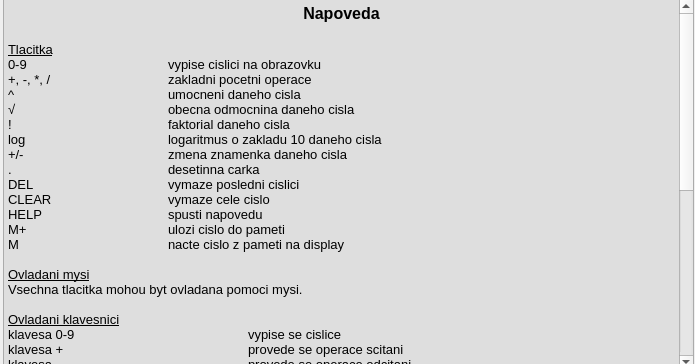
Above: src/gui/helpwindow.ui from hungdojan/IVS_Kalkulacka before the change. Below: the same form after it.
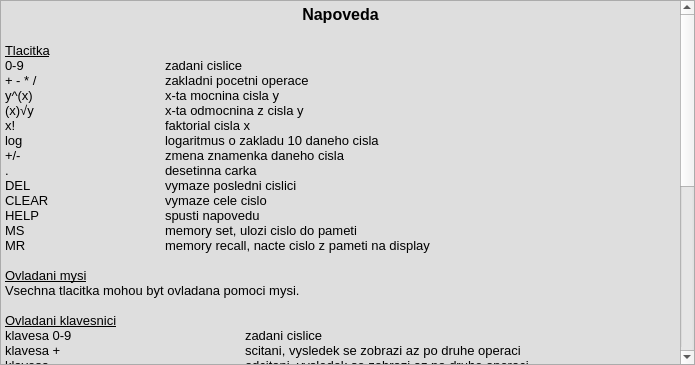
That is the form after the change.

Commit message: Completing final version of UI, including helpwindow

Patch:
```diff
--- a/src/gui/helpwindow.ui
+++ b/src/gui/helpwindow.ui
@@ -7,21 +7,57 @@
     <x>0</x>
     <y>0</y>
     <width>695</width>
-    <height>364</height>
+    <height>365</height>
    </rect>
   </property>
+  <property name="sizePolicy">
+   <sizepolicy hsizetype="Fixed" vsizetype="Fixed">
+    <horstretch>0</horstretch>
+    <verstretch>0</verstretch>
+   </sizepolicy>
+  </property>
+  <property name="minimumSize">
+   <size>
+    <width>695</width>
+    <height>365</height>
+   </size>
+  </property>
+  <property name="maximumSize">
+   <size>
+    <width>695</width>
+    <height>365</height>
+   </size>
+  </property>
   <property name="windowTitle">
    <string>Form</string>
   </property>
   <widget class="QTextEdit" name="textEdit">
    <property name="geometry">
     <rect>
-     <x>3</x>
-     <y>-1</y>
-     <width>691</width>
-     <height>371</height>
+     <x>0</x>
+     <y>0</y>
+     <width>695</width>
+     <height>365</height>
     </rect>
    </property>
+   <property name="sizePolicy">
+    <sizepolicy hsizetype="Fixed" vsizetype="Fixed">
+     <horstretch>0</horstretch>
+     <verstretch>0</verstretch>
+    </sizepolicy>
+   </property>
+   <property name="minimumSize">
+    <size>
+     <width>695</width>
+     <height>365</height>
+    </size>
+   </property>
+   <property name="maximumSize">
+    <size>
+     <width>695</width>
+     <height>365</height>
+    </size>
+   </property>
    <property name="palette">
     <palette>
      <active>
@@ -151,29 +187,29 @@
 &lt;p align=&quot;center&quot; style=&quot; margin-top:0px; margin-bottom:0px; margin-left:0px; margin-right:0px; -qt-block-indent:0; text-indent:0px;&quot;&gt;&lt;span style=&quot; font-size:12pt; font-weight:600;&quot;&gt;Napoveda&lt;/span&gt;&lt;/p&gt;
 &lt;p align=&quot;center&quot; style=&quot;-qt-paragraph-type:empty; margin-top:0px; margin-bottom:0px; margin-left:0px; margin-right:0px; -qt-block-indent:0; text-indent:0px; font-size:12pt; font-weight:600;&quot;&gt;&lt;br /&gt;&lt;/p&gt;
 &lt;p style=&quot; margin-top:0px; margin-bottom:0px; margin-left:0px; margin-right:0px; -qt-block-indent:0; text-indent:0px;&quot;&gt;&lt;span style=&quot; font-size:10pt; text-decoration: underline;&quot;&gt;Tlacitka&lt;/span&gt;&lt;/p&gt;
-&lt;p style=&quot; margin-top:0px; margin-bottom:0px; margin-left:0px; margin-right:0px; -qt-block-indent:0; text-indent:0px;&quot;&gt;&lt;span style=&quot; font-size:10pt;&quot;&gt;0-9		vypise cislici na obrazovku&lt;/span&gt;&lt;/p&gt;
-&lt;p style=&quot; margin-top:0px; margin-bottom:0px; margin-left:0px; margin-right:0px; -qt-block-indent:0; text-indent:0px;&quot;&gt;&lt;span style=&quot; font-size:10pt;&quot;&gt;+, -, *, /		zakladni pocetni operace&lt;/span&gt;&lt;/p&gt;
-&lt;p style=&quot; margin-top:0px; margin-bottom:0px; margin-left:0px; margin-right:0px; -qt-block-indent:0; text-indent:0px;&quot;&gt;&lt;span style=&quot; font-size:10pt;&quot;&gt;^		umocneni daneho cisla &lt;/span&gt;&lt;/p&gt;
-&lt;p style=&quot; margin-top:0px; margin-bottom:0px; margin-left:0px; margin-right:0px; -qt-block-indent:0; text-indent:0px;&quot;&gt;&lt;span style=&quot; font-size:10pt;&quot;&gt;√		obecna odmocnina daneho cisla&lt;/span&gt;&lt;/p&gt;
-&lt;p style=&quot; margin-top:0px; margin-bottom:0px; margin-left:0px; margin-right:0px; -qt-block-indent:0; text-indent:0px;&quot;&gt;&lt;span style=&quot; font-size:10pt;&quot;&gt;!		faktorial daneho cisla&lt;/span&gt;&lt;/p&gt;
+&lt;p style=&quot; margin-top:0px; margin-bottom:0px; margin-left:0px; margin-right:0px; -qt-block-indent:0; text-indent:0px;&quot;&gt;&lt;span style=&quot; font-size:10pt;&quot;&gt;0-9		zadani cislice&lt;/span&gt;&lt;/p&gt;
+&lt;p style=&quot; margin-top:0px; margin-bottom:0px; margin-left:0px; margin-right:0px; -qt-block-indent:0; text-indent:0px;&quot;&gt;&lt;span style=&quot; font-size:10pt;&quot;&gt;+ - * /		zakladni pocetni operace&lt;/span&gt;&lt;/p&gt;
+&lt;p style=&quot; margin-top:0px; margin-bottom:0px; margin-left:0px; margin-right:0px; -qt-block-indent:0; text-indent:0px;&quot;&gt;&lt;span style=&quot; font-size:10pt;&quot;&gt;y^(x)		x-ta mocnina cisla y&lt;/span&gt;&lt;/p&gt;
+&lt;p style=&quot; margin-top:0px; margin-bottom:0px; margin-left:0px; margin-right:0px; -qt-block-indent:0; text-indent:0px;&quot;&gt;&lt;span style=&quot; font-size:10pt;&quot;&gt;(x)√y		x-ta odmocnina z cisla y&lt;/span&gt;&lt;/p&gt;
+&lt;p style=&quot; margin-top:0px; margin-bottom:0px; margin-left:0px; margin-right:0px; -qt-block-indent:0; text-indent:0px;&quot;&gt;&lt;span style=&quot; font-size:10pt;&quot;&gt;x!		faktorial cisla x&lt;/span&gt;&lt;/p&gt;
 &lt;p style=&quot; margin-top:0px; margin-bottom:0px; margin-left:0px; margin-right:0px; -qt-block-indent:0; text-indent:0px;&quot;&gt;&lt;span style=&quot; font-size:10pt;&quot;&gt;log		logaritmus o zakladu 10 daneho cisla&lt;/span&gt;&lt;/p&gt;
 &lt;p style=&quot; margin-top:0px; margin-bottom:0px; margin-left:0px; margin-right:0px; -qt-block-indent:0; text-indent:0px;&quot;&gt;&lt;span style=&quot; font-size:10pt;&quot;&gt;+/-		zmena znamenka daneho cisla&lt;/span&gt;&lt;/p&gt;
 &lt;p style=&quot; margin-top:0px; margin-bottom:0px; margin-left:0px; margin-right:0px; -qt-block-indent:0; text-indent:0px;&quot;&gt;&lt;span style=&quot; font-size:10pt;&quot;&gt;.		desetinna carka&lt;/span&gt;&lt;/p&gt;
 &lt;p style=&quot; margin-top:0px; margin-bottom:0px; margin-left:0px; margin-right:0px; -qt-block-indent:0; text-indent:0px;&quot;&gt;&lt;span style=&quot; font-size:10pt;&quot;&gt;DEL		vymaze posledni cislici&lt;/span&gt;&lt;/p&gt;
 &lt;p style=&quot; margin-top:0px; margin-bottom:0px; margin-left:0px; margin-right:0px; -qt-block-indent:0; text-indent:0px;&quot;&gt;&lt;span style=&quot; font-size:10pt;&quot;&gt;CLEAR		vymaze cele cislo&lt;/span&gt;&lt;/p&gt;
 &lt;p style=&quot; margin-top:0px; margin-bottom:0px; margin-left:0px; margin-right:0px; -qt-block-indent:0; text-indent:0px;&quot;&gt;&lt;span style=&quot; font-size:10pt;&quot;&gt;HELP		spusti napovedu&lt;/span&gt;&lt;/p&gt;
-&lt;p style=&quot; margin-top:0px; margin-bottom:0px; margin-left:0px; margin-right:0px; -qt-block-indent:0; text-indent:0px;&quot;&gt;&lt;span style=&quot; font-size:10pt;&quot;&gt;M+		ulozi cislo do pameti&lt;/span&gt;&lt;/p&gt;
-&lt;p style=&quot; margin-top:0px; margin-bottom:0px; margin-left:0px; margin-right:0px; -qt-block-indent:0; text-indent:0px;&quot;&gt;&lt;span style=&quot; font-size:10pt;&quot;&gt;M		nacte cislo z pameti na display&lt;/span&gt;&lt;/p&gt;
+&lt;p style=&quot; margin-top:0px; margin-bottom:0px; margin-left:0px; margin-right:0px; -qt-block-indent:0; text-indent:0px;&quot;&gt;&lt;span style=&quot; font-size:10pt;&quot;&gt;MS		memory set, ulozi cislo do pameti&lt;/span&gt;&lt;/p&gt;
+&lt;p style=&quot; margin-top:0px; margin-bottom:0px; margin-left:0px; margin-right:0px; -qt-block-indent:0; text-indent:0px;&quot;&gt;&lt;span style=&quot; font-size:10pt;&quot;&gt;MR		memory recall, nacte cislo z pameti na display&lt;/span&gt;&lt;/p&gt;
 &lt;p style=&quot;-qt-paragraph-type:empty; margin-top:0px; margin-bottom:0px; margin-left:0px; margin-right:0px; -qt-block-indent:0; text-indent:0px; font-size:10pt;&quot;&gt;&lt;br /&gt;&lt;/p&gt;
 &lt;p style=&quot; margin-top:0px; margin-bottom:0px; margin-left:0px; margin-right:0px; -qt-block-indent:0; text-indent:0px;&quot;&gt;&lt;span style=&quot; font-size:10pt; text-decoration: underline;&quot;&gt;Ovladani mysi&lt;/span&gt;&lt;/p&gt;
 &lt;p style=&quot; margin-top:0px; margin-bottom:0px; margin-left:0px; margin-right:0px; -qt-block-indent:0; text-indent:0px;&quot;&gt;&lt;span style=&quot; font-size:10pt;&quot;&gt;Vsechna tlacitka mohou byt ovladana pomoci mysi.&lt;/span&gt;&lt;/p&gt;
 &lt;p style=&quot;-qt-paragraph-type:empty; margin-top:0px; margin-bottom:0px; margin-left:0px; margin-right:0px; -qt-block-indent:0; text-indent:0px; font-size:10pt;&quot;&gt;&lt;br /&gt;&lt;/p&gt;
 &lt;p style=&quot; margin-top:0px; margin-bottom:0px; margin-left:0px; margin-right:0px; -qt-block-indent:0; text-indent:0px;&quot;&gt;&lt;span style=&quot; font-size:10pt; text-decoration: underline;&quot;&gt;Ovladani klavesnici&lt;/span&gt;&lt;/p&gt;
-&lt;p style=&quot; margin-top:0px; margin-bottom:0px; margin-left:0px; margin-right:0px; -qt-block-indent:0; text-indent:0px;&quot;&gt;&lt;span style=&quot; font-size:10pt;&quot;&gt;klavesa 0-9			vypise se cislice&lt;/span&gt;&lt;/p&gt;
-&lt;p style=&quot; margin-top:0px; margin-bottom:0px; margin-left:0px; margin-right:0px; -qt-block-indent:0; text-indent:0px;&quot;&gt;&lt;span style=&quot; font-size:10pt;&quot;&gt;klavesa +			provede se operace scitani&lt;/span&gt;&lt;/p&gt;
-&lt;p style=&quot; margin-top:0px; margin-bottom:0px; margin-left:0px; margin-right:0px; -qt-block-indent:0; text-indent:0px;&quot;&gt;&lt;span style=&quot; font-size:10pt;&quot;&gt;klavesa -			provede se operace odcitani&lt;/span&gt;&lt;/p&gt;
-&lt;p style=&quot; margin-top:0px; margin-bottom:0px; margin-left:0px; margin-right:0px; -qt-block-indent:0; text-indent:0px;&quot;&gt;&lt;span style=&quot; font-size:10pt;&quot;&gt;klavesa * nebo ×		provede se operace nasobeni&lt;/span&gt;&lt;/p&gt;
-&lt;p style=&quot; margin-top:0px; margin-bottom:0px; margin-left:0px; margin-right:0px; -qt-block-indent:0; text-indent:0px;&quot;&gt;&lt;span style=&quot; font-size:10pt;&quot;&gt;klavesa / nebo ÷		provede se operace deleni&lt;/span&gt;&lt;/p&gt;
+&lt;p style=&quot; margin-top:0px; margin-bottom:0px; margin-left:0px; margin-right:0px; -qt-block-indent:0; text-indent:0px;&quot;&gt;&lt;span style=&quot; font-size:10pt;&quot;&gt;klavesa 0-9			zadani cislice&lt;/span&gt;&lt;/p&gt;
+&lt;p style=&quot; margin-top:0px; margin-bottom:0px; margin-left:0px; margin-right:0px; -qt-block-indent:0; text-indent:0px;&quot;&gt;&lt;span style=&quot; font-size:10pt;&quot;&gt;klavesa +			scitani, vysledek se zobrazi az po druhe operaci&lt;/span&gt;&lt;/p&gt;
+&lt;p style=&quot; margin-top:0px; margin-bottom:0px; margin-left:0px; margin-right:0px; -qt-block-indent:0; text-indent:0px;&quot;&gt;&lt;span style=&quot; font-size:10pt;&quot;&gt;klavesa -			odcitani, vysledek se zobrazi az po druhe operaci&lt;/span&gt;&lt;/p&gt;
+&lt;p style=&quot; margin-top:0px; margin-bottom:0px; margin-left:0px; margin-right:0px; -qt-block-indent:0; text-indent:0px;&quot;&gt;&lt;span style=&quot; font-size:10pt;&quot;&gt;klavesa * nebo ×		nasobeni, vysledek se zobrazi az po druhe operaci&lt;/span&gt;&lt;/p&gt;
+&lt;p style=&quot; margin-top:0px; margin-bottom:0px; margin-left:0px; margin-right:0px; -qt-block-indent:0; text-indent:0px;&quot;&gt;&lt;span style=&quot; font-size:10pt;&quot;&gt;klavesa / nebo ÷		deleni, vysledek se zobrazi az po druhe operaci&lt;/span&gt;&lt;/p&gt;
 &lt;p style=&quot; margin-top:0px; margin-bottom:0px; margin-left:0px; margin-right:0px; -qt-block-indent:0; text-indent:0px;&quot;&gt;&lt;span style=&quot; font-size:10pt;&quot;&gt;klavesa = nebo ↵ nebo &amp;quot;enter&amp;quot;	provede se vypocet&lt;/span&gt;&lt;/p&gt;
 &lt;p style=&quot; margin-top:0px; margin-bottom:0px; margin-left:0px; margin-right:0px; -qt-block-indent:0; text-indent:0px;&quot;&gt;&lt;span style=&quot; font-size:10pt;&quot;&gt;klavesa ← nebo &amp;quot;backspace&amp;quot;	vymaze se posledni cislice&lt;/span&gt;&lt;/p&gt;
 &lt;p style=&quot; margin-top:0px; margin-bottom:0px; margin-left:0px; margin-right:0px; -qt-block-indent:0; text-indent:0px;&quot;&gt;&lt;span style=&quot; font-size:10pt;&quot;&gt;klavesa ⌦ nebo &amp;quot;delete&amp;quot;	vymaze se cele cislo&lt;/span&gt;&lt;/p&gt;
@@ -188,11 +224,11 @@
 &lt;p style=&quot;-qt-paragraph-type:empty; margin-top:0px; margin-bottom:0px; margin-left:0px; margin-right:0px; -qt-block-indent:0; text-indent:0px; font-size:10pt;&quot;&gt;&lt;br /&gt;&lt;/p&gt;
 &lt;p style=&quot; margin-top:0px; margin-bottom:0px; margin-left:0px; margin-right:0px; -qt-block-indent:0; text-indent:0px;&quot;&gt;&lt;span style=&quot; font-size:10pt; text-decoration: underline;&quot;&gt;Priklady pouziti&lt;/span&gt;&lt;/p&gt;
 &lt;p style=&quot; margin-top:0px; margin-bottom:0px; margin-left:0px; margin-right:0px; -qt-block-indent:0; text-indent:0px;&quot;&gt;&lt;span style=&quot; font-size:10pt; font-weight:600;&quot;&gt;vyraz	cteni			zapis v kalkulacce&lt;/span&gt;&lt;/p&gt;
-&lt;p style=&quot; margin-top:0px; margin-bottom:0px; margin-left:0px; margin-right:0px; -qt-block-indent:0; text-indent:0px;&quot;&gt;&lt;span style=&quot; font-size:10pt;&quot;&gt;(3)√81	treti odmocnina z 81		3 -&amp;gt; (x)√y -&amp;gt; 81 -&amp;gt; =&lt;/span&gt;&lt;/p&gt;
-&lt;p style=&quot; margin-top:0px; margin-bottom:0px; margin-left:0px; margin-right:0px; -qt-block-indent:0; text-indent:0px;&quot;&gt;&lt;span style=&quot; font-size:10pt;&quot;&gt;2^5	dva na patou		2 -&amp;gt; y^(x) -&amp;gt; 5 -&amp;gt; =&lt;/span&gt;&lt;/p&gt;
-&lt;p style=&quot; margin-top:0px; margin-bottom:0px; margin-left:0px; margin-right:0px; -qt-block-indent:0; text-indent:0px;&quot;&gt;&lt;span style=&quot; font-size:10pt;&quot;&gt;log100	logaritmus 100		100 -&amp;gt; log&lt;/span&gt;&lt;/p&gt;
-&lt;p style=&quot; margin-top:0px; margin-bottom:0px; margin-left:0px; margin-right:0px; -qt-block-indent:0; text-indent:0px;&quot;&gt;&lt;span style=&quot; font-size:10pt;&quot;&gt;5!	5 faktorial			5 -&amp;gt; x!&lt;/span&gt;&lt;/p&gt;
-&lt;p style=&quot; margin-top:0px; margin-bottom:0px; margin-left:0px; margin-right:0px; -qt-block-indent:0; text-indent:0px;&quot;&gt;&lt;span style=&quot; font-size:10pt;&quot;&gt;5/(2+3)	5 deleno souctem 2 a 3		2 -&amp;gt; + -&amp;gt; 3 -&amp;gt; = -&amp;gt; M+ -&amp;gt; 5 -&amp;gt; / -&amp;gt; M -&amp;gt; =&lt;/span&gt;&lt;/p&gt;
+&lt;p style=&quot; margin-top:0px; margin-bottom:0px; margin-left:0px; margin-right:0px; -qt-block-indent:0; text-indent:0px;&quot;&gt;&lt;span style=&quot; font-size:10pt;&quot;&gt;(3)√81	treti odmocnina z 81		3 → (x)√y → 81 → =&lt;/span&gt;&lt;/p&gt;
+&lt;p style=&quot; margin-top:0px; margin-bottom:0px; margin-left:0px; margin-right:0px; -qt-block-indent:0; text-indent:0px;&quot;&gt;&lt;span style=&quot; font-size:10pt;&quot;&gt;2^5	dva na patou		2 → y^(x) → 5 → =&lt;/span&gt;&lt;/p&gt;
+&lt;p style=&quot; margin-top:0px; margin-bottom:0px; margin-left:0px; margin-right:0px; -qt-block-indent:0; text-indent:0px;&quot;&gt;&lt;span style=&quot; font-size:10pt;&quot;&gt;log100	logaritmus 100		100 → log&lt;/span&gt;&lt;/p&gt;
+&lt;p style=&quot; margin-top:0px; margin-bottom:0px; margin-left:0px; margin-right:0px; -qt-block-indent:0; text-indent:0px;&quot;&gt;&lt;span style=&quot; font-size:10pt;&quot;&gt;5!	5 faktorial			5 → x!&lt;/span&gt;&lt;/p&gt;
+&lt;p style=&quot; margin-top:0px; margin-bottom:0px; margin-left:0px; margin-right:0px; -qt-block-indent:0; text-indent:0px;&quot;&gt;&lt;span style=&quot; font-size:10pt;&quot;&gt;5/(2+3)	5 deleno souctem 2 a 3		2 → + → 3 → = → MS → 5 → / → MR → =&lt;/span&gt;&lt;/p&gt;
 &lt;p style=&quot;-qt-paragraph-type:empty; margin-top:0px; margin-bottom:0px; margin-left:0px; margin-right:0px; -qt-block-indent:0; text-indent:0px; font-size:10pt;&quot;&gt;&lt;br /&gt;&lt;/p&gt;&lt;/body&gt;&lt;/html&gt;</string>
    </property>
   </widget>
```
Left out of the diff: 11 changed lines with no effect on the pictures. The commit also changes 1 other file.
